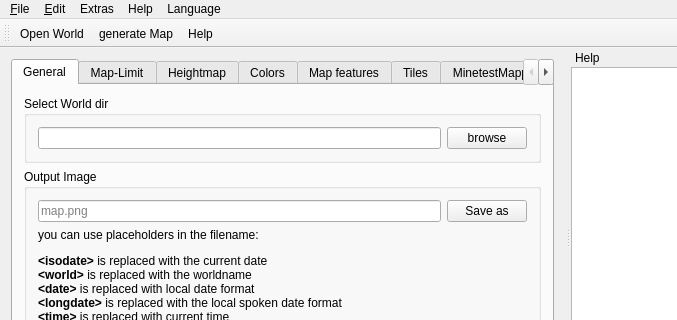
Before: the Qt Designer form mainwindow.ui in AirSThib/MinetestMapperGUI, drawn with Qt 5; both pictures show x 0 to 677 and y 0 to 320 of the 760 by 448 pixel window.
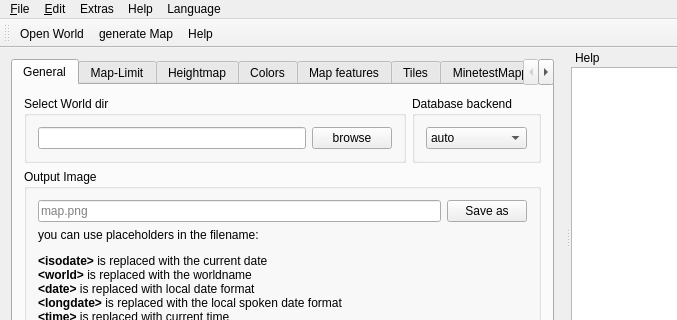
After: the same form once the commit is applied. Icons and pictures are not drawn. Custom widgets are drawn as their Qt base class.

Commit message: added backend option

```diff
--- a/mainwindow.ui
+++ b/mainwindow.ui
@@ -34,8 +34,21 @@
        <attribute name="title">
         <string>General</string>
        </attribute>
-       <layout class="QVBoxLayout" name="verticalLayout_2">
-        <item>
+       <layout class="QGridLayout" name="gridLayout_5">
+        <item row="3" column="0">
+         <spacer name="verticalSpacer">
+          <property name="orientation">
+           <enum>Qt::Vertical</enum>
+          </property>
+          <property name="sizeHint" stdset="0">
+           <size>
+            <width>20</width>
+            <height>40</height>
+           </size>
+          </property>
+         </spacer>
+        </item>
+        <item row="0" column="0">
          <widget class="QGroupBox" name="groupBox_2">
           <property name="title">
            <string>Select World dir</string>
@@ -71,7 +84,46 @@
           </layout>
          </widget>
         </item>
-        <item>
+        <item row="0" column="1">
+         <widget class="QGroupBox" name="groupBox">
+          <property name="title">
+           <string>Database backend</string>
+          </property>
+          <layout class="QVBoxLayout" name="verticalLayout_2">
+           <item>
+            <widget class="QComboBox" name="backend">
+             <property name="statusTip">
+              <string>Set or override the database backend to use. If you are not shure, select 'auto'</string>
+             </property>
+             <property name="currentText">
+              <string notr="true">auto</string>
+             </property>
+             <item>
+              <property name="text">
+               <string notr="true">auto</string>
+              </property>
+             </item>
+             <item>
+              <property name="text">
+               <string notr="true">sqlite3</string>
+              </property>
+             </item>
+             <item>
+              <property name="text">
+               <string notr="true">leveldb</string>
+              </property>
+             </item>
+             <item>
+              <property name="text">
+               <string>redis</string>
+              </property>
+             </item>
+            </widget>
+           </item>
+          </layout>
+         </widget>
+        </item>
+        <item row="2" column="0" colspan="2">
          <widget class="QGroupBox" name="groupBox_4">
           <property name="title">
            <string>Output Image</string>
@@ -139,19 +191,6 @@
           </layout>
          </widget>
         </item>
-        <item>
-         <spacer name="verticalSpacer">
-          <property name="orientation">
-           <enum>Qt::Vertical</enum>
-          </property>
-          <property name="sizeHint" stdset="0">
-           <size>
-            <width>20</width>
-            <height>40</height>
-           </size>
-          </property>
-         </spacer>
-        </item>
        </layout>
       </widget>
       <widget class="QWidget" name="tab_area">
```
Left out of the diff: 29 changed lines with no effect on the pictures. The commit also changes 2 other files.
